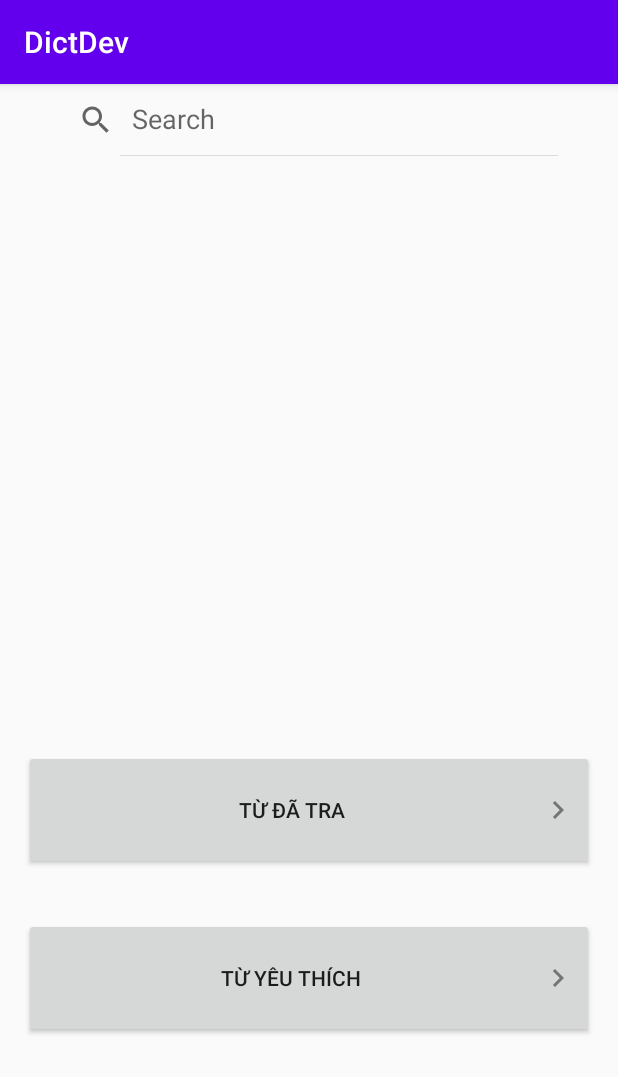
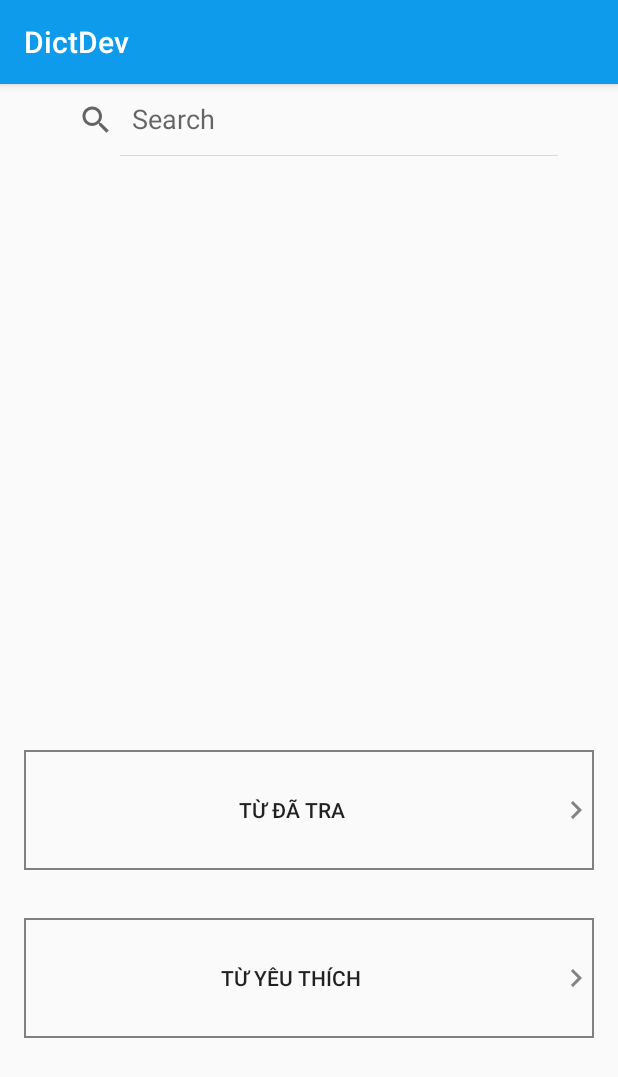
Before and after one commit to NQuangg/DictDev, an Android app: the screen it shows after launch (MainActivity), on a phone screen of 412 x 824 dp. Shown: the top 1077 px of the screen. Run offline under Robolectric (Android 15) with nearby library versions, the phone set to English and light mode, and no system bars; 2 statements that could not run were skipped.

Commit message:
first commit

```diff
--- a/app/src/main/res/drawable/border_item.xml
+++ b/app/src/main/res/drawable/border_item.xml
@@ -1,4 +1,4 @@
 <?xml version="1.0" encoding="utf-8"?>
 <shape xmlns:android="http://schemas.android.com/apk/res/android">
-    <stroke android:color="#808080" android:width="2dp" />
+    <stroke android:color="#808080" android:width="1dp" />
 </shape>
--- a/app/src/main/res/layout/activity_main.xml
+++ b/app/src/main/res/layout/activity_main.xml
@@ -44,6 +44,7 @@
         android:text="@string/searched_word_button_text"
         android:drawableRight="@drawable/ic_next"
         android:drawableEnd="@drawable/ic_next"
+        android:background="@drawable/border_item"
         app:layout_constraintBottom_toBottomOf="parent"
         app:layout_constraintEnd_toEndOf="parent"
         app:layout_constraintStart_toStartOf="parent"
@@ -57,6 +58,7 @@
         android:text="@string/favorite_word_button_text"
         android:drawableRight="@drawable/ic_next"
         android:drawableEnd="@drawable/ic_next"
+        android:background="@drawable/border_item"
         app:layout_constraintEnd_toEndOf="@+id/searchedWordButton"
         app:layout_constraintStart_toStartOf="@+id/searchedWordButton"
         app:layout_constraintTop_toBottomOf="@+id/searchedWordButton"
--- a/app/src/main/res/raw/meaning.json
+++ b/app/src/main/res/raw/meaning.json
@@ -826,7 +826,7 @@
     "example": ""
   },
   {
-    "name": " Internet of Things",
+    "name": "Internet of Things",
     "type": "n",
     "meaning": "Internet vạn vật",
     "definition": "a system of interrelated computing devices, mechanical and digital machines provided with unique identifiers (UIDs) and the ability to transfer data over a network without requiring human-to-human or human-to-computer interaction",
--- a/app/src/main/res/raw/word.json
+++ b/app/src/main/res/raw/word.json
@@ -590,7 +590,7 @@
     "abbreviation": ""
   },
   {
-    "name": " Internet of Things",
+    "name": "Internet of Things",
     "pronounce": "",
     "abbreviation": "IoT"
   },
@@ -645,7 +645,7 @@
     "abbreviation": "CTO"
   },
   {
-    "name": "mobile ",
+    "name": "mobile",
     "pronounce": "/ˈməʊbl/",
     "abbreviation": ""
   },
@@ -810,7 +810,7 @@
     "abbreviation": ""
   },
   {
-    "name": "programming language ",
+    "name": "programming language",
     "pronounce": "",
     "abbreviation": ""
   },
--- a/app/src/main/res/values/colors.xml
+++ b/app/src/main/res/values/colors.xml
@@ -1,6 +1,6 @@
 <?xml version="1.0" encoding="utf-8"?>
 <resources>
-    <color name="colorPrimary">#6200EE</color>
-    <color name="colorPrimaryDark">#3700B3</color>
+    <color name="colorPrimary">#0E9BEC</color>
+    <color name="colorPrimaryDark">#0269A4</color>
     <color name="colorAccent">#03DAC5</color>
 </resources>
```
Also changed, not shown: app/src/main/java/com/example/myapplication/WordActivity.java (+12 -0 lines), app/src/main/res/drawable-anydpi/ic_volume.xml (added, +11 -0 lines), app/src/main/res/layout/activity_word.xml (+17 -12 lines), app/src/main/res/drawable-hdpi/ic_volume.png (added), app/src/main/res/drawable-mdpi/ic_volume.png (added), app/src/main/res/drawable-xhdpi/ic_volume.png (added), app/src/main/res/drawable-xxhdpi/ic_volume.png (added).
